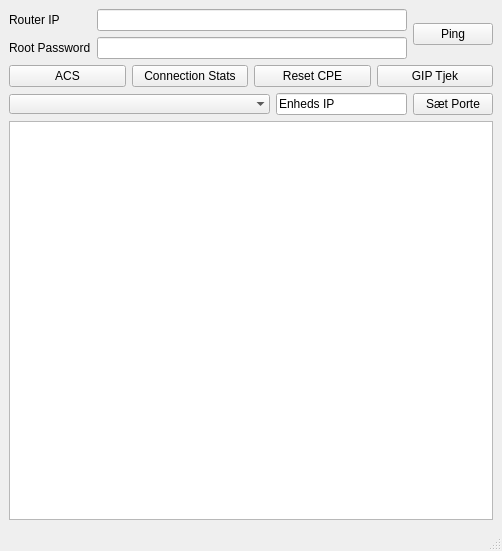
PTST/Python-Telnet-Client, file design.ui: the form before one commit.
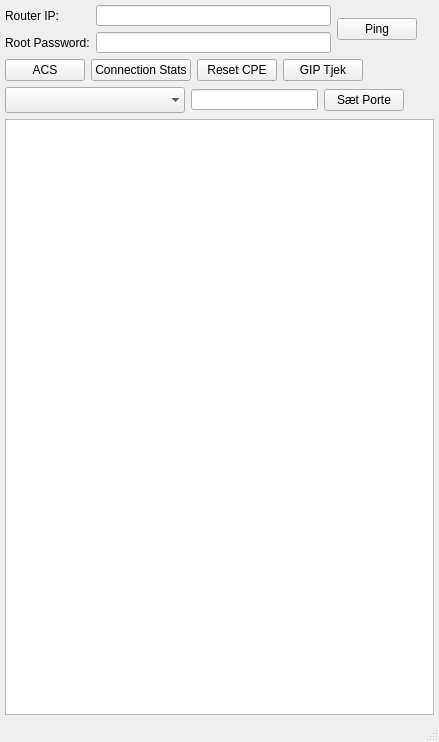
The form after the commit.

The edit to the form file:
```diff
--- a/design.ui
+++ b/design.ui
@@ -6,8 +6,8 @@
    <rect>
     <x>0</x>
     <y>0</y>
-    <width>502</width>
-    <height>551</height>
+    <width>439</width>
+    <height>742</height>
    </rect>
   </property>
   <property name="windowTitle">
@@ -15,17 +15,23 @@
   </property>
   <widget class="QWidget" name="centralwidget">
    <layout class="QVBoxLayout" name="verticalLayout_2">
+    <property name="spacing">
+     <number>-1</number>
+    </property>
+    <property name="margin">
+     <number>5</number>
+    </property>
     <item>
      <layout class="QVBoxLayout" name="verticalLayout_4" stretch="0,0,0,0">
       <property name="sizeConstraint">
        <enum>QLayout::SetNoConstraint</enum>
       </property>
       <item>
-       <layout class="QHBoxLayout" name="horizontalLayout_2" stretch="1,0">
+       <layout class="QHBoxLayout" name="horizontalLayout_2" stretch="1,0,0">
         <item>
          <layout class="QFormLayout" name="formLayout">
           <property name="fieldGrowthPolicy">
-           <enum>QFormLayout::ExpandingFieldsGrow</enum>
+           <enum>QFormLayout::AllNonFixedFieldsGrow</enum>
           </property>
           <property name="formAlignment">
            <set>Qt::AlignLeading|Qt::AlignLeft|Qt::AlignVCenter</set>
@@ -33,16 +39,22 @@
           <item row="0" column="0">
            <widget class="QLabel" name="routerIPLabel">
             <property name="text">
-             <string>Router IP</string>
+             <string>Router IP:</string>
             </property>
            </widget>
           </item>
           <item row="0" column="1">
            <widget class="QLineEdit" name="RouterIP">
+            <property name="minimumSize">
+             <size>
+              <width>235</width>
+              <height>0</height>
+             </size>
+            </property>
             <property name="maximumSize">
              <size>
-              <width>16777215</width>
-              <height>16777215</height>
+              <width>235</width>
+              <height>21</height>
              </size>
             </property>
            </widget>
@@ -50,16 +62,28 @@
           <item row="1" column="0">
            <widget class="QLabel" name="rootPasswordLabel">
             <property name="text">
-             <string>Root Password</string>
+             <string>Root Password:</string>
             </property>
            </widget>
           </item>
           <item row="1" column="1">
            <widget class="QLineEdit" name="rootPassword">
+            <property name="sizePolicy">
+             <sizepolicy hsizetype="Fixed" vsizetype="Fixed">
+              <horstretch>0</horstretch>
+              <verstretch>0</verstretch>
+             </sizepolicy>
+            </property>
+            <property name="minimumSize">
+             <size>
+              <width>235</width>
+              <height>0</height>
+             </size>
+            </property>
             <property name="maximumSize">
              <size>
-              <width>16777215</width>
-              <height>16777215</height>
+              <width>235</width>
+              <height>21</height>
              </size>
             </property>
            </widget>
@@ -77,6 +101,19 @@
           </item>
          </layout>
         </item>
+        <item>
+         <spacer name="horizontalSpacer">
+          <property name="orientation">
+           <enum>Qt::Horizontal</enum>
+          </property>
+          <property name="sizeHint" stdset="0">
+           <size>
+            <width>5000000</width>
+            <height>20</height>
+           </size>
+          </property>
+         </spacer>
+        </item>
        </layout>
       </item>
       <item>
@@ -145,16 +182,35 @@
           </property>
          </widget>
         </item>
+        <item>
+         <spacer name="horizontalSpacer_2">
+          <property name="orientation">
+           <enum>Qt::Horizontal</enum>
+          </property>
+          <property name="sizeHint" stdset="0">
+           <size>
+            <width>40</width>
+            <height>20</height>
+           </size>
+          </property>
+         </spacer>
+        </item>
        </layout>
       </item>
       <item>
-       <layout class="QHBoxLayout" name="horizontalLayout" stretch="2,1,0">
+       <layout class="QHBoxLayout" name="horizontalLayout" stretch="2,1,0,0">
         <item>
          <widget class="QComboBox" name="comboBox">
+          <property name="minimumSize">
+           <size>
+            <width>180</width>
+            <height>26</height>
+           </size>
+          </property>
           <property name="maximumSize">
            <size>
-            <width>292</width>
-            <height>16777215</height>
+            <width>180</width>
+            <height>26</height>
            </size>
           </property>
           <property name="frame">
@@ -164,8 +220,20 @@
         </item>
         <item>
          <widget class="QLineEdit" name="unitIP">
+          <property name="minimumSize">
+           <size>
+            <width>127</width>
+            <height>21</height>
+           </size>
+          </property>
+          <property name="maximumSize">
+           <size>
+            <width>127</width>
+            <height>21</height>
+           </size>
+          </property>
           <property name="text">
-           <string>Enheds IP</string>
+           <string/>
           </property>
          </widget>
         </item>
@@ -182,6 +250,19 @@
           </property>
          </widget>
         </item>
+        <item>
+         <spacer name="horizontalSpacer_3">
+          <property name="orientation">
+           <enum>Qt::Horizontal</enum>
+          </property>
+          <property name="sizeHint" stdset="0">
+           <size>
+            <width>40</width>
+            <height>20</height>
+           </size>
+          </property>
+         </spacer>
+        </item>
        </layout>
       </item>
       <item>
```
